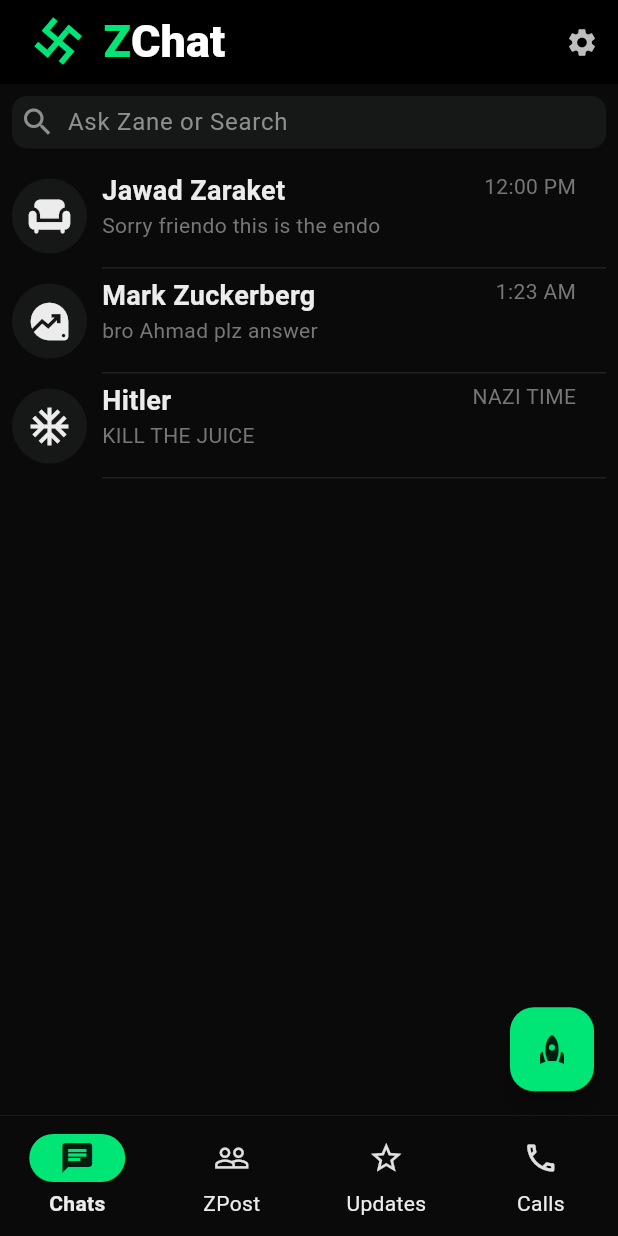
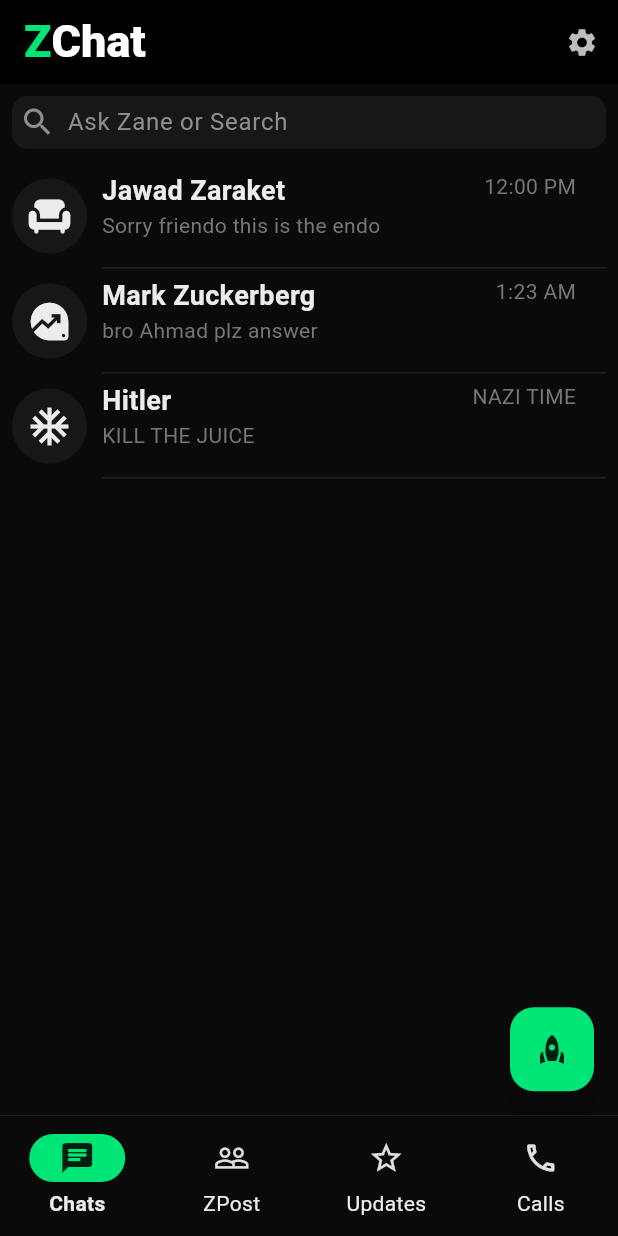
Before and after one commit to EmerladsNine/ZChat, a Flutter app: the screen it shows after launch, on a phone screen of 412 x 824 dp. Run offline on Flutter 3.47's test engine with Material 3 defaults, Android fonts, the phone set to English and light mode, and no system bars.

Commit message:
removed custom icon
# Conflicts:
#	pubspec.yaml

```diff
--- a/lib/views/widgets/chats_page_appbar_widget.dart
+++ b/lib/views/widgets/chats_page_appbar_widget.dart
@@ -1,5 +1,4 @@
 import 'package:flutter/material.dart';
-import 'package:flutter_svg/svg.dart';
 import 'package:zchat/views/data/text_styles.dart';
 import 'package:zchat/views/pages/settings_page.dart';
 
@@ -11,10 +10,6 @@
     return AppBar(
       title:  Row(
         children: [
-          Padding(
-            padding: EdgeInsetsGeometry.only(right: 8),
-            child: SvgPicture.asset("assets/icons/nazi.svg", height: 45, width: 45)
-            ,),
           Text('Z', style: appBarSecondaryTextStyle),
           Text('Chat', style: appBarPrimaryTextStyle),
         ],
```
Also changed, not shown: pubspec.yaml (+46 -4 lines), assets/icons/nazi.svg (deleted).
